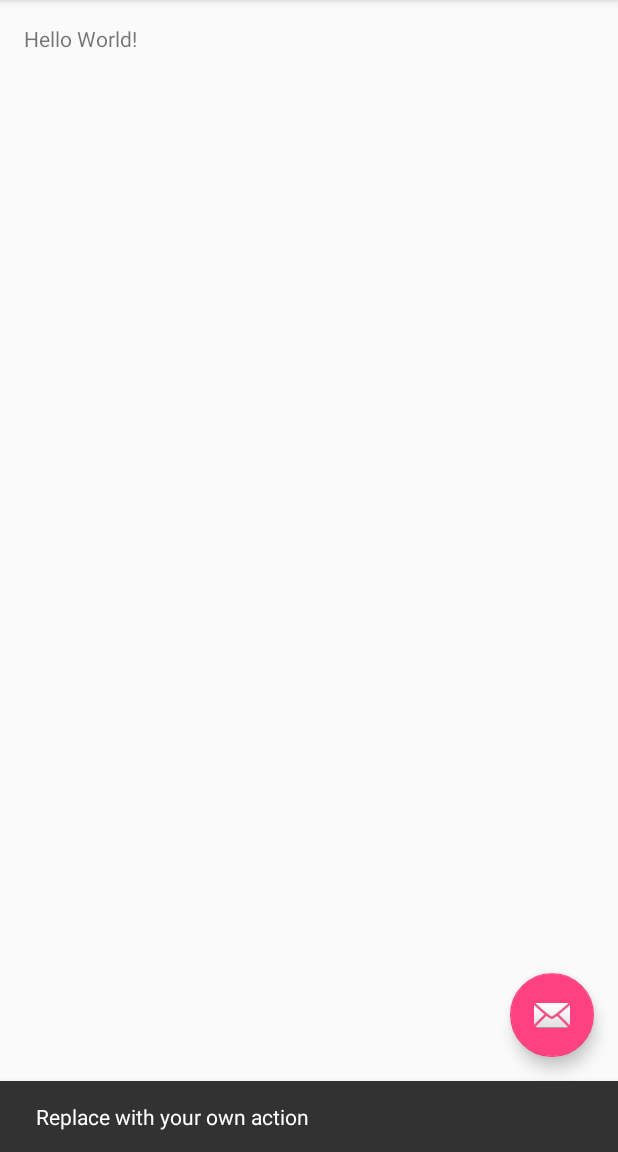
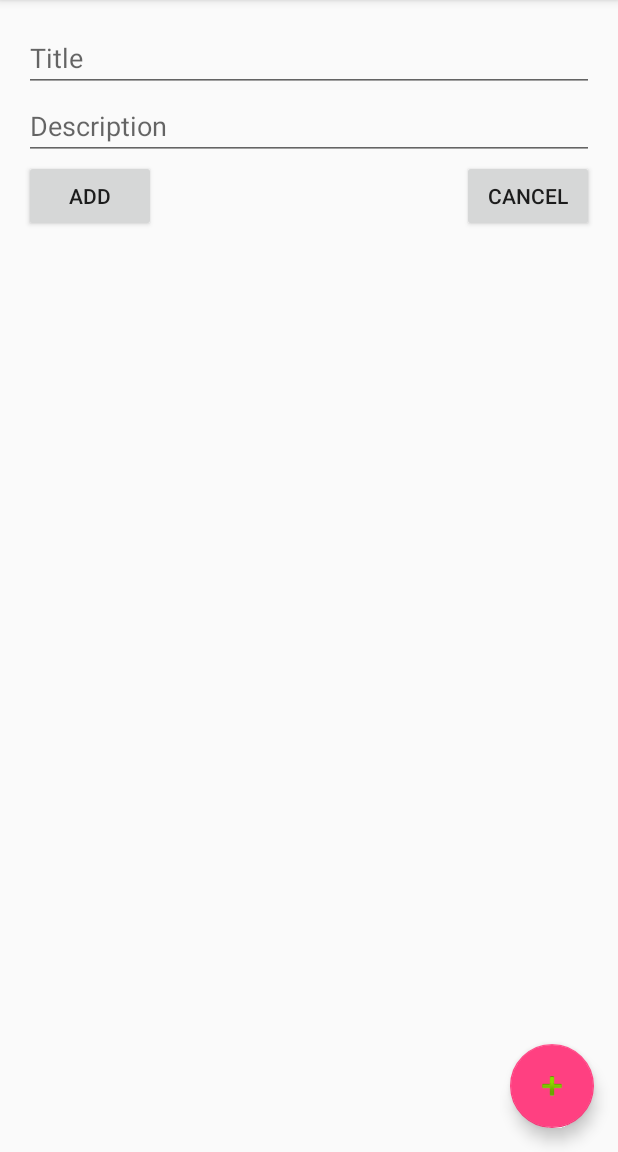
Before and after one commit to soganiabhijeet/TODO-list, an Android app: the screen it shows after launch (MainActivity), after a tap on an icon or button, on a phone screen of 412 x 824 dp, the part 84-1236 px from its top. Run offline under Robolectric (Android 15) with nearby library versions, the phone set to English and light mode, and no system bars.

Commit message:
Adding basic list view and add screen

```diff
--- a/app/build.gradle
+++ b/app/build.gradle
@@ -24,4 +24,5 @@ dependencies {
     testCompile 'junit:junit:4.12'
     compile 'com.android.support:appcompat-v7:23.1.1'
     compile 'com.android.support:design:23.1.1'
+    compile 'com.android.support:support-v4:23.1.1'
 }
--- /dev/null
+++ b/app/src/main/java/com/myproject/todolist/AddToDoItemFragment.java
@@ -0,0 +1,66 @@
+package com.myproject.todolist;
+
+
+import android.app.Activity;
+import android.content.Intent;
+import android.os.Bundle;
+import android.support.v4.app.Fragment;
+import android.support.v4.app.FragmentManager;
+import android.view.LayoutInflater;
+import android.view.View;
+import android.view.ViewGroup;
+import android.widget.Button;
+import android.widget.EditText;
+
+
+/**
+ * A simple {@link Fragment} subclass.
+ */
+public class AddToDoItemFragment extends Fragment {
+
+
+    EditText titleEditText;
+    EditText descriptionEdittext;
+    Button doneButton;
+    Button cancelButton;
+
+    public AddToDoItemFragment() {
+        // Required empty public constructor
+    }
+
+
+    @Override
+    public View onCreateView(LayoutInflater inflater, ViewGroup container,
+                             Bundle savedInstanceState) {
+        // Inflate the layout for this fragment
+        View fragView = inflater.inflate(R.layout.fragment_add_to_do_item, container, false);
+
+
+        titleEditText = (EditText) fragView.findViewById(R.id.titleEditText);
+        descriptionEdittext = (EditText) fragView.findViewById(R.id.descriptionEditText);
+        doneButton = (Button) fragView.findViewById(R.id.doneButton);
+        cancelButton = (Button) fragView.findViewById(R.id.cancelButton);
+
+        doneButton.setOnClickListener(new View.OnClickListener() {
+            @Override
+            public void onClick(View v) {
+                String title = titleEditText.getText().toString();
+                String description = descriptionEdittext.getText().toString();
+                ToDoItem item = new ToDoItem(title, description);
+                Intent intent = new Intent();
+                intent.putExtra("ITEM", item);
+                getTargetFragment().onActivityResult(101, Activity.RESULT_OK, intent);
+                FragmentManager manager = getFragmentManager();
+                manager.popBackStack();
+            }
+        });
+        cancelButton.setOnClickListener(new View.OnClickListener() {
+            @Override
+            public void onClick(View v) {
+                FragmentManager manager = getFragmentManager();
+                manager.popBackStack();
+            }
+        });
+        return fragView;
+    }
+}
--- a/app/src/main/java/com/myproject/todolist/MainActivity.java
+++ b/app/src/main/java/com/myproject/todolist/MainActivity.java
@@ -3,6 +3,9 @@ package com.myproject.todolist;
 import android.os.Bundle;
 import android.support.design.widget.FloatingActionButton;
 import android.support.design.widget.Snackbar;
+import android.support.v4.app.Fragment;
+import android.support.v4.app.FragmentManager;
+import android.support.v4.app.FragmentTransaction;
 import android.support.v7.app.AppCompatActivity;
 import android.support.v7.widget.Toolbar;
 import android.view.View;
@@ -15,6 +18,16 @@ public class MainActivity extends AppCompatActivity {
     protected void onCreate(Bundle savedInstanceState) {
         super.onCreate(savedInstanceState);
         setContentView(R.layout.activity_main);
+
+        if (savedInstanceState == null) {
+            loadToDoFragment();
+        } else {
+            FragmentManager manager = getSupportFragmentManager();
+            ToDoListFragment toDoListFragment =
+                    (ToDoListFragment) manager.findFragmentByTag("ToDoList");
+        }
+
+
         Toolbar toolbar = (Toolbar) findViewById(R.id.toolbar);
         setSupportActionBar(toolbar);
 
@@ -22,8 +35,9 @@ public class MainActivity extends AppCompatActivity {
         fab.setOnClickListener(new View.OnClickListener() {
             @Override
             public void onClick(View view) {
-                Snackbar.make(view, "Replace with your own action", Snackbar.LENGTH_LONG)
-                        .setAction("Action", null).show();
+//                Snackbar.make(view, "Replace with your own action", Snackbar.LENGTH_LONG)
+//                        .setAction("Action", null).show();
+                addItem();
             }
         });
     }
@@ -49,4 +63,34 @@ public class MainActivity extends AppCompatActivity {
 
         return super.onOptionsItemSelected(item);
     }
+
+    private void addItem() {
+        FragmentManager manager = getSupportFragmentManager();
+        AddToDoItemFragment addToDoItemFragment = new AddToDoItemFragment();
+        FragmentTransaction transaction = manager.beginTransaction();
+
+        Fragment toDoListFragment = manager.findFragmentByTag("ToDoList");
+        addToDoItemFragment.setTargetFragment(toDoListFragment,101);
+        if(toDoListFragment != null){
+            transaction.setCustomAnimations(R.anim.fade_in, R.anim.fade_out,
+                    R.anim.fade_in, R.anim.fade_out);
+
+            transaction.remove(toDoListFragment);
+            transaction.add(R.id.contentLayout, addToDoItemFragment, "AddToDo");
+
+            transaction.addToBackStack(null);   // to override back button behaviour
+
+            transaction.commit();
+        }
+
+    }
+
+    private void loadToDoFragment(){
+        ToDoListFragment toDoListFragment = new ToDoListFragment();
+        FragmentManager manager = getSupportFragmentManager();
+        FragmentTransaction transaction = manager.beginTransaction();
+        transaction.add(R.id.contentLayout, toDoListFragment,"ToDoList");
+        transaction.commit();
+    }
+
 }
--- /dev/null
+++ b/app/src/main/java/com/myproject/todolist/ToDoListFragment.java
@@ -0,0 +1,70 @@
+package com.myproject.todolist;
+
+
+import android.os.Bundle;
+import android.support.v4.app.Fragment;
+import android.support.v4.app.FragmentManager;
+import android.support.v4.app.FragmentTransaction;
+import android.view.LayoutInflater;
+import android.view.View;
+import android.view.ViewGroup;
+import android.widget.AdapterView;
+import android.widget.ListView;
+import java.util.ArrayList;
+
+
+/**
+ * A simple {@link Fragment} subclass.
+ */
+public class ToDoListFragment extends Fragment {
+
+    ListView toDoListView;
+    ArrayList<ToDoItem> toDoItems;
+
+    public ToDoListFragment() {
+        // Required empty public constructor
+    }
+
+
+    @Override
+    public void onCreate(Bundle savedInstanceState) {
+        super.onCreate(savedInstanceState);
+        toDoItems = new ArrayList<ToDoItem>();
+    }
+
+    @Override
+    public View onCreateView(LayoutInflater inflater, ViewGroup container,
+                             Bundle savedInstanceState) {
+        // Inflate the layout for this fragment
+        View fragView = inflater.inflate(R.layout.fragment_to_do_list, container, false);
+        toDoListView = (ListView) fragView.findViewById(R.id.listView);
+        toDoListView.setOnItemClickListener(new AdapterView.OnItemClickListener() {
+            @Override
+            public void onItemClick(AdapterView<?> parent, View view, int position, long id) {
+                ToDoItemViewFragment itemViewFragment = new ToDoItemViewFragment();
+                ToDoItem item = toDoItems.get(position);
+                Bundle bundle = new Bundle();
+                bundle.putSerializable("ITEM", item);
+                itemViewFragment.setArguments(bundle);
+                FragmentManager fragmentManager = getFragmentManager();
+                FragmentTransaction fragmentTransaction = fragmentManager.beginTransaction();
+                fragmentTransaction.remove(ToDoListFragment.this);
+                fragmentTransaction.add(R.id.contentLayout, itemViewFragment, "ITEMVIEW");
+                fragmentTransaction.addToBackStack(null);
+                fragmentTransaction.commit();
+            }
+        });
+        return fragView;
+    }
+
+    @Override
+    public void onResume() {
+        super.onResume();
+        updateList();
+    }
+
+    public void updateList() {
+
+    }
+
+}
--- /dev/null
+++ b/app/src/main/res/anim/fade_in.xml
@@ -0,0 +1,8 @@
+<?xml version="1.0" encoding="utf-8"?>
+<set xmlns:android="http://schemas.android.com/apk/res/android">
+
+    <alpha
+        android:duration="200"
+        android:fromAlpha="0.1"
+        android:toAlpha="1.0" />
+</set>
--- /dev/null
+++ b/app/src/main/res/anim/fade_out.xml
@@ -0,0 +1,8 @@
+<?xml version="1.0" encoding="utf-8"?>
+<set xmlns:android="http://schemas.android.com/apk/res/android">
+
+    <alpha
+        android:duration="200"
+        android:fromAlpha="1.0"
+        android:toAlpha="0.1" />
+</set>
--- a/app/src/main/res/layout/activity_main.xml
+++ b/app/src/main/res/layout/activity_main.xml
@@ -5,7 +5,8 @@
     android:layout_width="match_parent"
     android:layout_height="match_parent"
     android:fitsSystemWindows="true"
-    tools:context="com.myproject.todolist.MainActivity">
+    tools:context="com.myproject.todolist.MainActivity"
+    android:id="@+id/mainLayout">
 
     <android.support.design.widget.AppBarLayout
         android:layout_width="match_parent"
@@ -27,8 +28,9 @@
         android:id="@+id/fab"
         android:layout_width="wrap_content"
         android:layout_height="wrap_content"
+        android:onClick="addItem"
         android:layout_gravity="bottom|end"
         android:layout_margin="@dimen/fab_margin"
-        android:src="@android:drawable/ic_dialog_email" />
+        android:src="@android:drawable/ic_input_add" />
 
 </android.support.design.widget.CoordinatorLayout>
--- a/app/src/main/res/layout/content_main.xml
+++ b/app/src/main/res/layout/content_main.xml
@@ -9,11 +9,8 @@
     android:paddingRight="@dimen/activity_horizontal_margin"
     android:paddingTop="@dimen/activity_vertical_margin"
     app:layout_behavior="@string/appbar_scrolling_view_behavior"
+    android:id="@+id/contentLayout"
     tools:context="com.myproject.todolist.MainActivity"
     tools:showIn="@layout/activity_main">
 
-    <TextView
-        android:layout_width="wrap_content"
-        android:layout_height="wrap_content"
-        android:text="Hello World!" />
 </RelativeLayout>
--- /dev/null
+++ b/app/src/main/res/layout/fragment_add_to_do_item.xml
@@ -0,0 +1,48 @@
+<RelativeLayout xmlns:android="http://schemas.android.com/apk/res/android"
+    xmlns:tools="http://schemas.android.com/tools"
+    android:layout_width="match_parent"
+    android:layout_height="match_parent"
+    tools:context="com.myproject.todolist.AddToDoItemFragment">
+
+
+    <EditText
+        android:layout_width="wrap_content"
+        android:layout_height="wrap_content"
+        android:id="@+id/titleEditText"
+        android:layout_alignParentRight="true"
+        android:layout_alignParentEnd="true"
+        android:layout_alignParentLeft="true"
+        android:layout_alignParentStart="true"
+        android:hint="Title" />
+
+    <EditText
+        android:layout_width="wrap_content"
+        android:layout_height="wrap_content"
+        android:id="@+id/descriptionEditText"
+        android:layout_below="@+id/titleEditText"
+        android:layout_alignParentLeft="true"
+        android:layout_alignParentStart="true"
+        android:layout_toStartOf="@+id/titleEditText"
+        android:layout_alignParentRight="true"
+        android:layout_alignParentEnd="true"
+        android:hint="Description" />
+
+    <Button
+        android:layout_width="wrap_content"
+        android:layout_height="wrap_content"
+        android:text="Add"
+        android:id="@+id/doneButton"
+        android:layout_below="@+id/descriptionEditText"
+        android:layout_alignParentLeft="true"
+        android:layout_alignParentStart="true" />
+
+    <Button
+        android:layout_width="wrap_content"
+        android:layout_height="wrap_content"
+        android:text="Cancel"
+        android:id="@+id/cancelButton"
+        android:layout_alignBottom="@+id/doneButton"
+        android:layout_alignParentRight="true"
+        android:layout_alignParentEnd="true" />
+
+</RelativeLayout>
--- a/app/src/main/res/values/strings.xml
+++ b/app/src/main/res/values/strings.xml
@@ -1,4 +1,6 @@
 <resources>
     <string name="app_name">ToDo List</string>
     <string name="action_settings">Settings</string>
+    <!-- TODO: Remove or change this placeholder text -->
+    <string name="hello_blank_fragment">Hello blank fragment</string>
 </resources>
```
Also changed, not shown: app/src/main/java/com/myproject/todolist/ToDoItem.java (added, +57 -0 lines), app/src/main/java/com/myproject/todolist/ToDoItemViewFragment.java (added, +39 -0 lines), app/src/main/res/layout/fragment_to_do_item_view.xml (added, +40 -0 lines), app/src/main/res/layout/fragment_to_do_list.xml (added, +13 -0 lines).
